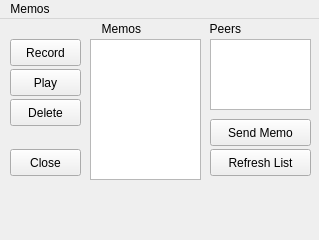
This is gui/memos/memos.ui in cwoodruf/cmpt433-nap-time as Qt 5 draws it before an edit. The edited form follows.
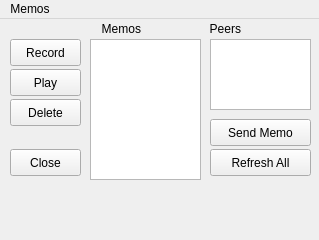
This is the edited form.

Commit message: changed refresh peers button for memos

```diff
--- a/gui/memos/memos.ui
+++ b/gui/memos/memos.ui
@@ -44,7 +44,7 @@
      </rect>
     </property>
     <property name="text">
-     <string>Refresh List</string>
+     <string>Refresh All</string>
     </property>
    </widget>
    <widget class="QPushButton" name="btnSendMemo">
```
Left out of the diff: 2 changed lines with no effect on the pictures. The commit also changes 2 other files.
